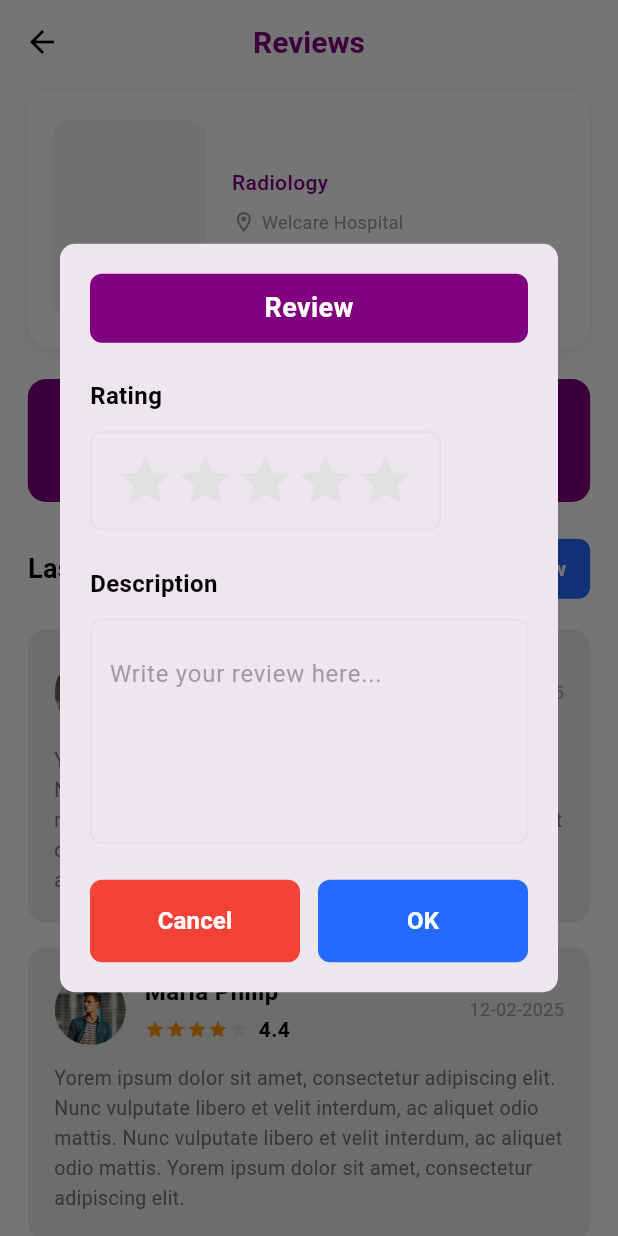
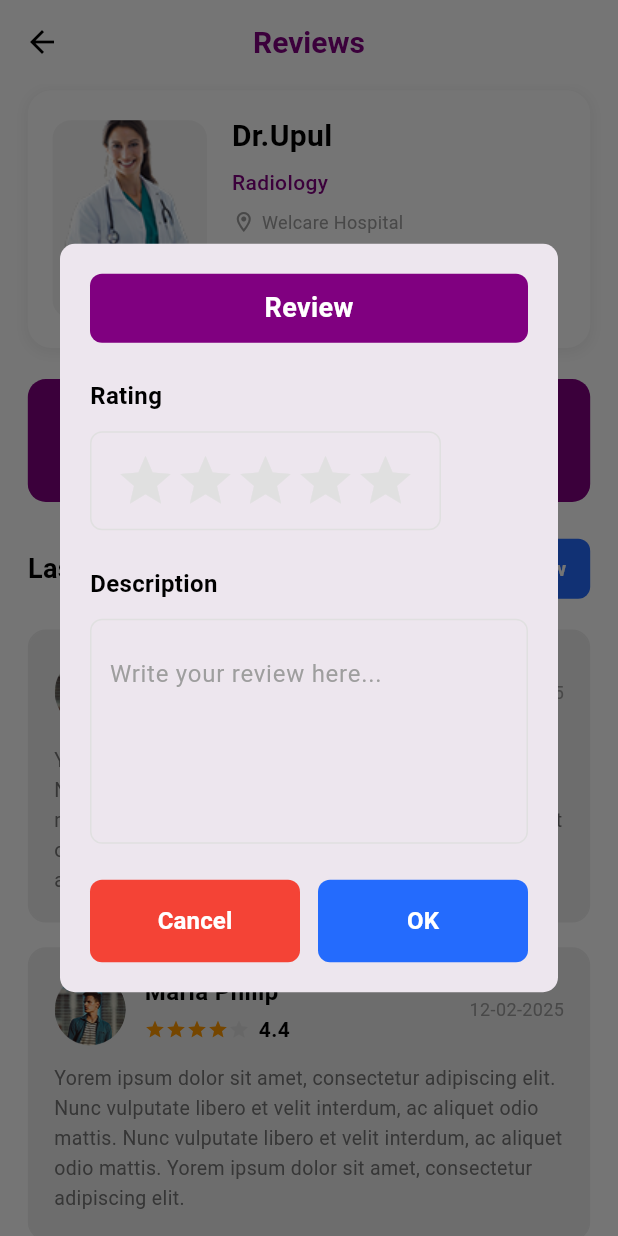
Before and after one commit to shabna2018/doctorApp, a Flutter app: the ReviewsScreen screen opened by its route, after a tap on "Add Review", on a phone screen of 412 x 824 dp. Run offline on Flutter 3.47's test engine with Material 3 defaults, Android fonts, the light colour scheme and no system bars.

Commit message:
updated navigations.

```diff
--- a/lib/routes/app_pages.dart
+++ b/lib/routes/app_pages.dart
@@ -20,8 +20,11 @@ class AppPages {
     Routes.alldoctors: (context) => const AllDoctorsScreen(),
     Routes.allhospitals: (context) => const AllHospitalsScreen(),
     Routes.mytokens: (context) => const MyTokensScreen(),
-    Routes.myreviews: (context) =>
-        ReviewsScreen(doctorName: '', doctorImage: '', rating: 0.0),
+    Routes.myreviews: (context) => ReviewsScreen(
+      doctorName: 'Dr.Upul',
+      doctorImage: 'assets/images/doctor1.png',
+      rating: 5.0,
+    ),
     Routes.appointments: (context) => AppointmentScreen(
       doctorName: 'Dr.Upul',
       doctorImage: 'assets/images/doctor1.png',
```
Also changed, not shown: lib/screens/alldoctorsscreen.dart (+3 -13 lines), lib/screens/homescreen.dart (+6 -45 lines).
